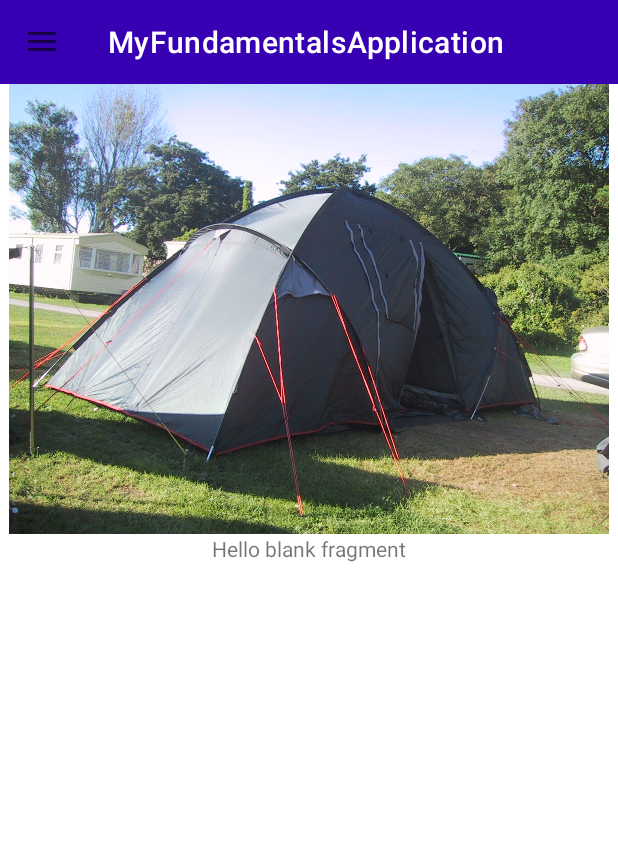
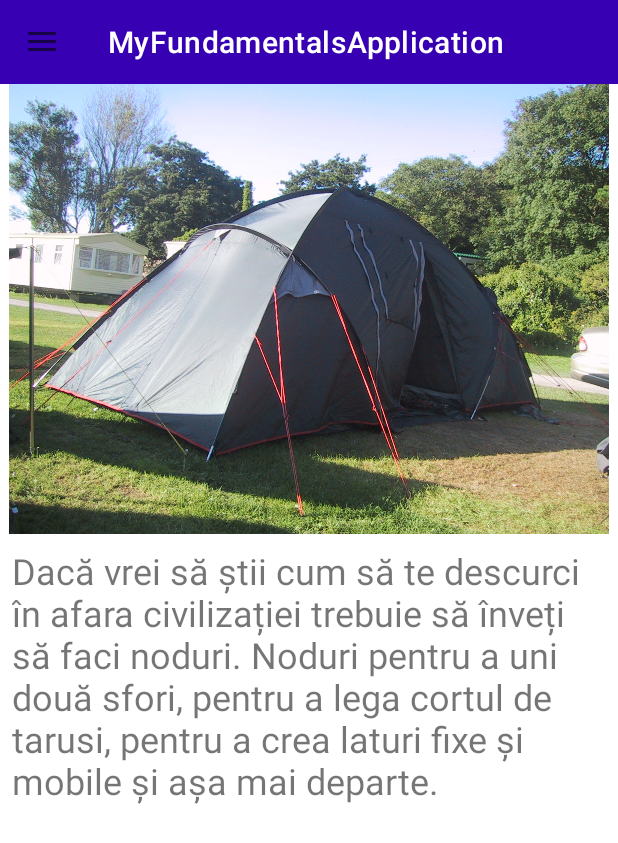
Before and after one commit to 7Mircea/Knots, an Android app: the screen it shows after launch (MainActivity), on a phone screen of 412 x 824 dp. Shown: the top 843 px of the screen. Run offline under Robolectric (Android 15) with nearby library versions, the phone set to English and light mode, and no system bars; our stand-ins replace Room's generated code.

```diff
--- a/app/src/main/res/layout/fragment_main.xml
+++ b/app/src/main/res/layout/fragment_main.xml
@@ -4,7 +4,8 @@
     android:layout_width="match_parent"
     android:layout_height="match_parent"
     xmlns:app="http://schemas.android.com/apk/res-auto"
-    tools:context=".MainFragment">
+    tools:context=".MainFragment"
+    >
 
     <!-- TODO: Update blank fragment layout -->
     <ImageView
@@ -18,11 +19,13 @@
         />
 
     <TextView
+        android:layout_margin="8dp"
         android:layout_width="match_parent"
         android:layout_height="match_parent"
-        android:text="@string/hello_blank_fragment"
+        android:textSize="24sp"
+        android:text="@string/main_fragment_description"
         app:layout_constraintTop_toBottomOf="@id/image_main_fragment"
         app:layout_constraintStart_toStartOf="parent"
-        app:layout_constraintEnd_toEndOf="parent"/>
+        app:layout_constraintEnd_toEndOf="parent" />
 
 </androidx.constraintlayout.widget.ConstraintLayout>
--- a/app/src/main/res/values/strings.xml
+++ b/app/src/main/res/values/strings.xml
@@ -66,4 +66,7 @@
     <string name="next_button">Următoarea întrebare</string>
     <string name="finish_button">Final</string>
     <string name="alege_varianta">Alege o variantă</string>
+    <string name="main_fragment_description">Dacă vrei să știi cum să te descurci în afara
+        civilizației trebuie să înveți să faci noduri. Noduri pentru a uni două sfori,
+    pentru a lega cortul de tarusi, pentru a crea laturi fixe și mobile și așa mai departe.</string>
 </resources>
```
Also changed, not shown: 4 other files.
